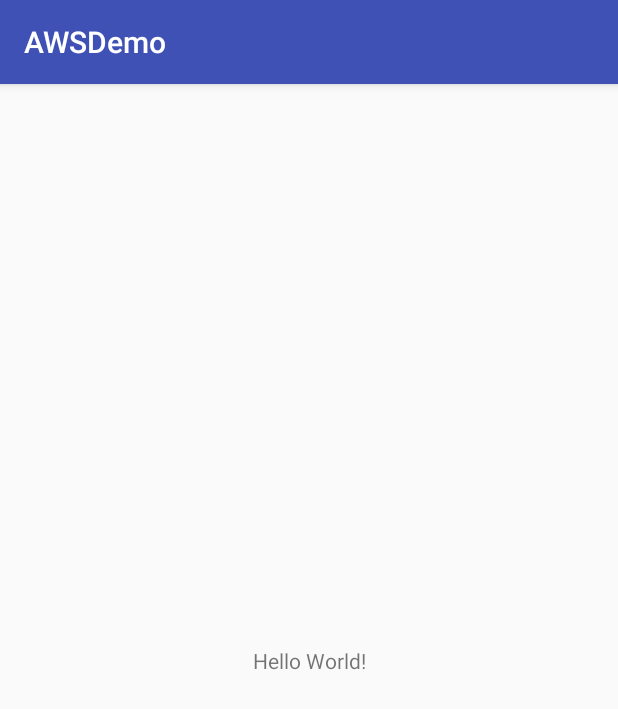
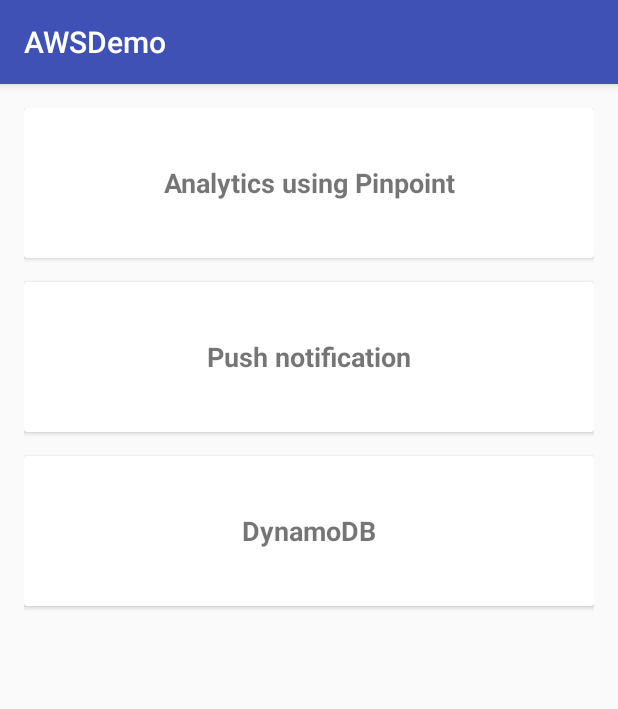
Before and after one commit to tarolechaitanya/AWSDemo, an Android app: the screen it shows after launch (MainActivity before the commit, ActHome after it), on a phone screen of 412 x 824 dp. Shown: the top 709 px of the screen. Run offline under Robolectric (Android 15) with nearby library versions, the phone set to English and light mode, and no system bars; 1 statement that could not run was skipped.

Commit message:
Made changes to remove authentication. Also added home screen which will show cards having option of PinPoint, Push, DynamoDB.

```diff
--- /dev/null
+++ b/app/src/main/java/com/iss247/awsdemo/activities/ActHome.java
@@ -0,0 +1,66 @@
+package com.iss247.awsdemo.activities;
+
+import android.content.Intent;
+import android.os.Bundle;
+import android.support.annotation.Nullable;
+import android.support.v7.app.AppCompatActivity;
+import android.support.v7.widget.CardView;
+import android.util.Log;
+import android.view.View;
+
+import com.amazonaws.mobile.client.AWSMobileClient;
+import com.amazonaws.mobile.client.AWSStartupHandler;
+import com.amazonaws.mobile.client.AWSStartupResult;
+import com.iss247.awsdemo.R;
+
+/**
+ * Created by chaitanya-iss247 on 12/4/18.
+ */
+
+public class ActHome extends AppCompatActivity implements View.OnClickListener {
+
+    private CardView mCardViewPinPoint;
+    private CardView mCardViewPush;
+    private CardView mCardViewDynamoDB;
+
+    @Override
+    protected void onCreate(@Nullable Bundle savedInstanceState) {
+        super.onCreate(savedInstanceState);
+        setContentView(R.layout.act_home);
+        mCardViewPinPoint = findViewById(R.id.cardViewPinPoint);
+        mCardViewPush = findViewById(R.id.cardViewPush);
+        mCardViewDynamoDB = findViewById(R.id.cardViewDynamo);
+
+        mCardViewPinPoint.setOnClickListener(this);
+        mCardViewPush.setOnClickListener(this);
+        mCardViewDynamoDB.setOnClickListener(this);
+
+        intializeAWSMobileClient();
+    }
+
+    private void intializeAWSMobileClient() {
+        AWSMobileClient.getInstance().initialize(this, new AWSStartupHandler() {
+            @Override
+            public void onComplete(AWSStartupResult awsStartupResult) {
+                Log.d("ActHome ", "AWSMobileClient is instantiated and you are connected to AWS!");
+            }
+        }).execute();
+    }
+
+    @Override
+    public void onClick(View v) {
+        switch (v.getId()) {
+            case R.id.cardViewPinPoint:
+                startActivity(new Intent(ActHome.this, ActPinPoint.class));
+                break;
+            case R.id.cardViewPush:
+                startActivity(new Intent(ActHome.this, ActPush.class));
+                break;
+            case R.id.cardViewDynamo:
+                startActivity(new Intent(ActHome.this, ActDynamo.class));
+                break;
+            default:
+                break;
+        }
+    }
+}
--- a/app/src/main/java/com/iss247/awsdemo/MainActivity.java
+++ b/app/src/main/java/com/iss247/awsdemo/activities/ActMain.java
@@ -1,14 +1,16 @@
-package com.iss247.awsdemo;
+package com.iss247.awsdemo.activities;
 
 import android.os.Bundle;
 import android.support.v7.app.AppCompatActivity;
 
-import com.amazonaws.mobile.auth.ui.SignInUI;
 import com.amazonaws.mobile.client.AWSMobileClient;
 import com.amazonaws.mobile.client.AWSStartupHandler;
 import com.amazonaws.mobile.client.AWSStartupResult;
+import com.iss247.awsdemo.R;
 
-public class MainActivity extends AppCompatActivity {
+//import com.amazonaws.mobile.auth.ui.SignInUI;
+
+public class ActMain extends AppCompatActivity {
 
     @Override
     protected void onCreate(Bundle savedInstanceState) {
@@ -18,8 +20,8 @@ public class MainActivity extends AppCompatActivity {
         AWSMobileClient.getInstance().initialize(this, new AWSStartupHandler() {
             @Override
             public void onComplete(AWSStartupResult awsStartupResult) {
-                SignInUI signInUI = (SignInUI) AWSMobileClient.getInstance().getClient(MainActivity.this, SignInUI.class);
-                signInUI.login(MainActivity.this, NextActivity.class).execute();
+//                SignInUI signInUI = (SignInUI) AWSMobileClient.getInstance().getClient(ActMain.this, SignInUI.class);
+//                signInUI.login(ActMain.this, ActNext.class).execute();
             }
         }).execute();
     }
--- a/app/src/main/java/com/iss247/awsdemo/services/PushListenerService.java
+++ b/app/src/main/java/com/iss247/awsdemo/services/PushListenerService.java
@@ -7,7 +7,7 @@ import android.util.Log;
 
 import com.amazonaws.mobileconnectors.pinpoint.targeting.notification.NotificationClient;
 import com.google.android.gms.gcm.GcmListenerService;
-import com.iss247.awsdemo.NextActivity;
+import com.iss247.awsdemo.activities.ActNext;
 
 /**
  * Created by chaitanya-iss247 on 11/4/18.
@@ -50,7 +50,7 @@ public class PushListenerService extends GcmListenerService {
         Log.d(LOGTAG, "Data:" + data.toString());
 
         final NotificationClient notificationClient =
-                NextActivity.pinpointManager.getNotificationClient();
+                ActNext.pinpointManager.getNotificationClient();
 
         NotificationClient.CampaignPushResult pushResult =
                 notificationClient.handleGCMCampaignPush(from, data, this.getClass());
--- /dev/null
+++ b/app/src/main/res/layout/act_dynamo.xml
@@ -0,0 +1,6 @@
+<?xml version="1.0" encoding="utf-8"?>
+<android.support.constraint.ConstraintLayout xmlns:android="http://schemas.android.com/apk/res/android"
+    android:layout_width="match_parent"
+    android:layout_height="match_parent">
+
+</android.support.constraint.ConstraintLayout>
--- /dev/null
+++ b/app/src/main/res/layout/act_home.xml
@@ -0,0 +1,64 @@
+<?xml version="1.0" encoding="utf-8"?>
+<android.support.constraint.ConstraintLayout xmlns:android="http://schemas.android.com/apk/res/android"
+    android:layout_width="match_parent"
+    android:layout_height="match_parent"
+    android:paddingBottom="16dp"
+    android:paddingLeft="16dp"
+    android:paddingRight="16dp"
+    android:paddingTop="16dp">
+
+    <LinearLayout
+        android:layout_width="match_parent"
+        android:layout_height="match_parent"
+        android:orientation="vertical">
+
+        <android.support.v7.widget.CardView
+            android:id="@+id/cardViewPinPoint"
+            android:layout_width="match_parent"
+            android:layout_height="100dp"
+            android:layout_marginBottom="16dp">
+
+            <TextView
+                android:layout_width="match_parent"
+                android:layout_height="match_parent"
+                android:gravity="center"
+                android:text="Analytics using Pinpoint"
+                android:textSize="18sp"
+                android:textStyle="bold" />
+
+        </android.support.v7.widget.CardView>
+
+        <android.support.v7.widget.CardView
+            android:id="@+id/cardViewPush"
+            android:layout_width="match_parent"
+            android:layout_height="100dp"
+            android:layout_marginBottom="16dp">
+
+            <TextView
+                android:layout_width="match_parent"
+                android:layout_height="match_parent"
+                android:gravity="center"
+                android:text="Push notification"
+                android:textSize="18sp"
+                android:textStyle="bold" />
+
+        </android.support.v7.widget.CardView>
+
+        <android.support.v7.widget.CardView
+            android:id="@+id/cardViewDynamo"
+            android:layout_width="match_parent"
+            android:layout_height="100dp"
+            android:layout_marginBottom="16dp">
+
+            <TextView
+                android:layout_width="match_parent"
+                android:layout_height="match_parent"
+                android:gravity="center"
+                android:text="DynamoDB"
+                android:textSize="18sp"
+                android:textStyle="bold" />
+
+        </android.support.v7.widget.CardView>
+    </LinearLayout>
+
+</android.support.constraint.ConstraintLayout>
--- /dev/null
+++ b/app/src/main/res/layout/act_push.xml
@@ -0,0 +1,6 @@
+<?xml version="1.0" encoding="utf-8"?>
+<android.support.constraint.ConstraintLayout xmlns:android="http://schemas.android.com/apk/res/android"
+    android:layout_width="match_parent"
+    android:layout_height="match_parent">
+
+</android.support.constraint.ConstraintLayout>
--- a/app/src/main/res/layout/activity_main.xml
+++ b/app/src/main/res/layout/activity_main.xml
@@ -4,7 +4,7 @@
     xmlns:tools="http://schemas.android.com/tools"
     android:layout_width="match_parent"
     android:layout_height="match_parent"
-    tools:context="com.iss247.awsdemo.MainActivity">
+    tools:context="com.iss247.awsdemo.activities.ActMain">
 
     <TextView
         android:layout_width="wrap_content"
--- a/app/src/main/res/layout/activity_next.xml
+++ b/app/src/main/res/layout/activity_next.xml
@@ -4,7 +4,7 @@
     xmlns:tools="http://schemas.android.com/tools"
     android:layout_width="match_parent"
     android:layout_height="match_parent"
-    tools:context="com.iss247.awsdemo.NextActivity">
+    tools:context="com.iss247.awsdemo.activities.ActNext">
 
     <TextView
         android:layout_width="wrap_content"
```
Also changed, not shown: app/build.gradle (+9 -6 lines), app/src/main/AndroidManifest.xml (+19 -3 lines), app/src/main/java/com/iss247/awsdemo/activities/ActDynamo.java (added, +20 -0 lines), app/src/main/java/com/iss247/awsdemo/activities/ActNext.java (renamed from app/src/main/java/com/iss247/awsdemo/NextActivity.java, +19 -19 lines), app/src/main/java/com/iss247/awsdemo/activities/ActPinPoint.java (added, +51 -0 lines), app/src/main/java/com/iss247/awsdemo/activities/ActPush.java (added, +20 -0 lines), app/src/main/res/layout/act_pin_point.xml (added, +34 -0 lines).
